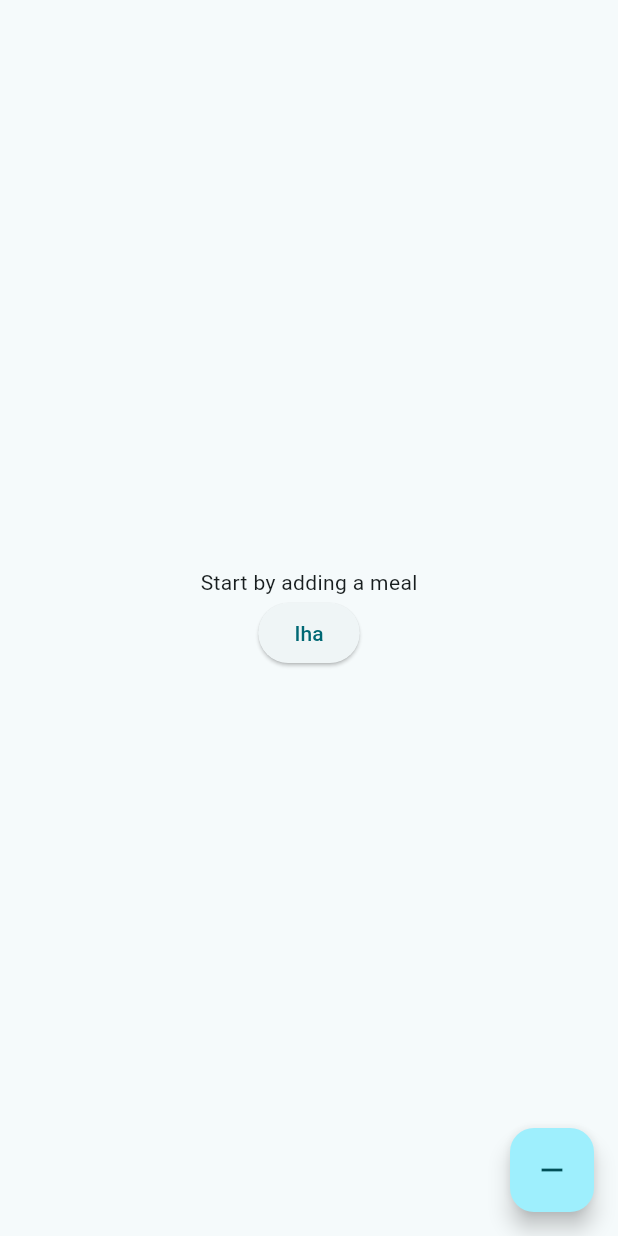
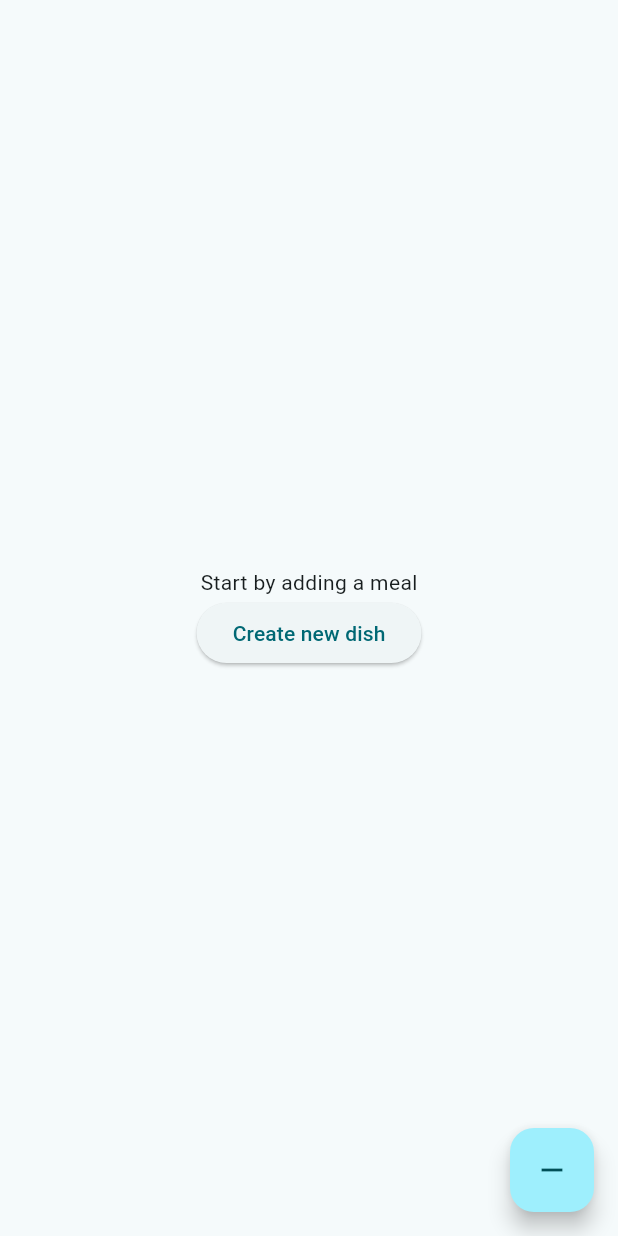
Before and after one commit to guilhermegalabarof/broto, a Flutter app: the screen it shows after launch, on a phone screen of 412 x 824 dp. Run offline on Flutter 3.47's test engine with Material 3 defaults, Android fonts, the phone set to English and light mode, and no system bars; our stand-ins replace go_router.

Commit message:
Implement home and dish pages with navigation; remove old home_page.dart file.

```diff
--- a/lib/pages/home_page.dart
+++ b/lib/pages/home.dart
@@ -1,4 +1,5 @@
 import 'package:flutter/material.dart';
+import 'package:go_router/go_router.dart';
 
 class HomePage extends StatefulWidget {
   final String title;
@@ -39,9 +40,9 @@ class _HomePageState extends State<HomePage> {
 
             ElevatedButton(
               onPressed: () {
-                print('iha');
+                context.push('/dishes/new');
               },
-              child: Text('Iha'),
+              child: Text('Create new dish'),
             ),
           ],
         ),
--- a/lib/router.dart
+++ b/lib/router.dart
@@ -1,5 +1,6 @@
 import 'package:go_router/go_router.dart';
-import 'pages/home_page.dart';
+import 'pages/home.dart';
+import 'pages/dish.dart';
 
 final GoRouter goRouter = GoRouter(
   routes: [
@@ -7,5 +8,9 @@ final GoRouter goRouter = GoRouter(
       path: '/',
       builder: (context, state) => const HomePage(title: 'Broto'),
     ),
+    GoRoute(
+      path: '/dishes/new',
+      builder: (context, state) => const DishFormPage(),
+    ),
   ],
 );
```
Also changed, not shown: lib/pages/dish.dart (added, +17 -0 lines).
